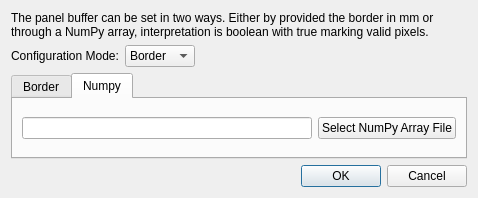
Old version of the form hexrd/ui/resources/ui/panel_buffer_dialog.ui in the repository HEXRD/hexrdgui.
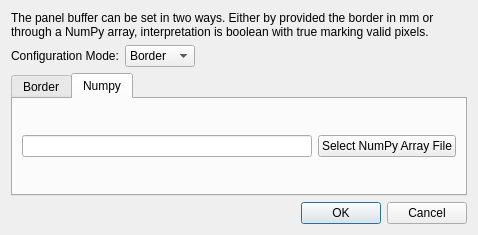
New version of the form. The open tabs and pages were chosen to show the change.

Commit message:
Remove button defaults from dialog widgets
* For buttons in .ui file, clear the autoDefault flag
* For QButtonBox buttons, add an EnterKeyFilter class to filter out
  <Enter> key events.

What changed in the file:
```diff
--- a/hexrd/ui/resources/ui/panel_buffer_dialog.ui
+++ b/hexrd/ui/resources/ui/panel_buffer_dialog.ui
@@ -7,7 +7,7 @@
     <x>0</x>
     <y>0</y>
     <width>478</width>
-    <height>157</height>
+    <height>235</height>
    </rect>
   </property>
   <property name="windowTitle">
@@ -95,6 +95,9 @@
          <property name="text">
           <string>Select NumPy Array File</string>
          </property>
+         <property name="autoDefault">
+          <bool>false</bool>
+         </property>
         </widget>
        </item>
       </layout>
```
The commit also changes 15 other files.
